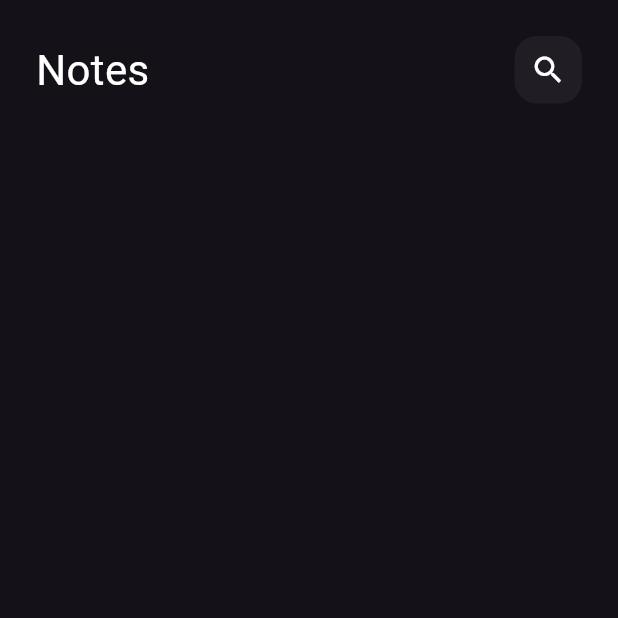
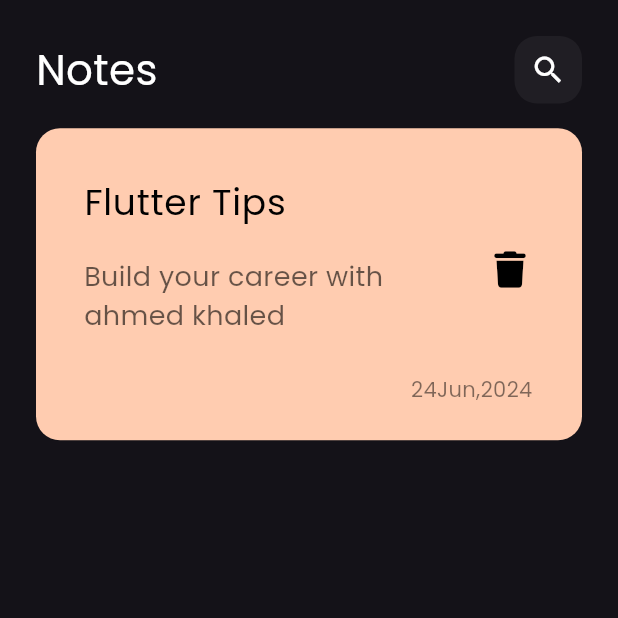
Before and after one commit to Ahmeedkhaled/notes_app, a Flutter app: the screen it shows after launch, on a phone screen of 412 x 824 dp, the top half of it. Run offline on Flutter 3.47's test engine with Material 3 defaults, Android fonts, the phone set to English and light mode, and no system bars; our stand-ins replace font_awesome_flutter.

Commit message:
make notes item

```diff
--- a/lib/core/theme.dart
+++ b/lib/core/theme.dart
@@ -2,6 +2,7 @@ import 'package:flutter/material.dart';
 
 class AppTheme {
   static ThemeData darkMode = ThemeData(
-    brightness: Brightness.dark
+    brightness: Brightness.dark,
+    fontFamily: "Poppins",
   );
 }
--- a/lib/view/screens/notes_view.dart
+++ b/lib/view/screens/notes_view.dart
@@ -11,7 +11,6 @@ class NotesView extends StatelessWidget {
         padding: EdgeInsets.symmetric(
           horizontal: 24,
           vertical: 24,
-
         ),
         child: NotesViewBody(),
       ),
--- a/lib/view/widgets/custom_icon_search.dart
+++ b/lib/view/widgets/custom_icon_search.dart
@@ -12,7 +12,7 @@ class CustomIconSearch extends StatelessWidget {
         color: Colors.white.withOpacity(0.05),
         borderRadius: BorderRadius.circular(15),
       ),
-      child: Icon(Icons.search),
+      child:const Icon(Icons.search),
     );
   }
 }
--- /dev/null
+++ b/lib/view/widgets/notes_item.dart
@@ -0,0 +1,45 @@
+import 'package:flutter/material.dart';
+import 'package:font_awesome_flutter/font_awesome_flutter.dart';
+
+class NotesItem extends StatelessWidget {
+  const NotesItem({super.key});
+
+  @override
+  Widget build(BuildContext context) {
+    return Container(
+      padding: const EdgeInsets.only(top: 24, bottom: 24, left: 16),
+      decoration: BoxDecoration(
+        color: const Color(0xffFFCCB0),
+        borderRadius: BorderRadius.circular(16),
+      ),
+      child: Column(
+        crossAxisAlignment: CrossAxisAlignment.end,
+        children: [
+          ListTile(
+            title: const Text(
+              "Flutter Tips",
+              style: TextStyle(color: Colors.black, fontSize: 24),
+            ),
+            subtitle: Padding(
+              padding: const EdgeInsets.only(top: 18.0, bottom: 18),
+              child: Text("Build your career with ahmed khaled",
+                  style: TextStyle(
+                      color: Colors.black.withOpacity(0.6), fontSize: 18)),
+            ),
+            trailing: IconButton(
+                onPressed: () {},
+                icon: const Icon(FontAwesomeIcons.trash,
+                    color: Colors.black, size: 24)),
+          ),
+          Padding(
+            padding: const EdgeInsets.only(right: 33.0),
+            child: Text("24Jun,2024",
+                style: TextStyle(
+                  color: Colors.black.withOpacity(0.5),
+                )),
+          )
+        ],
+      ),
+    );
+  }
+}
--- a/lib/view/widgets/notes_view_body.dart
+++ b/lib/view/widgets/notes_view_body.dart
@@ -1,16 +1,22 @@
 import 'package:flutter/material.dart';
+import 'package:flutter/widgets.dart';
 import 'package:project_local_storage/view/widgets/custom_app_bar.dart';
+import 'package:project_local_storage/view/widgets/notes_item.dart';
 
 class NotesViewBody extends StatelessWidget {
   const NotesViewBody({super.key});
 
   @override
   Widget build(BuildContext context) {
-    return const SafeArea(
+    return  SafeArea(
       child:
       Column(
         children: [
-          CustomAppBar(),
+          const CustomAppBar(),
+          SizedBox(
+            height: MediaQuery.of(context).size.height*0.02,
+          ),
+          const NotesItem(),
         ],
 
     ));
```
Also changed, not shown: pubspec.yaml (+8 -15 lines), assets/fonts/Poppins-Regular.ttf (added), pubspec.lock.
